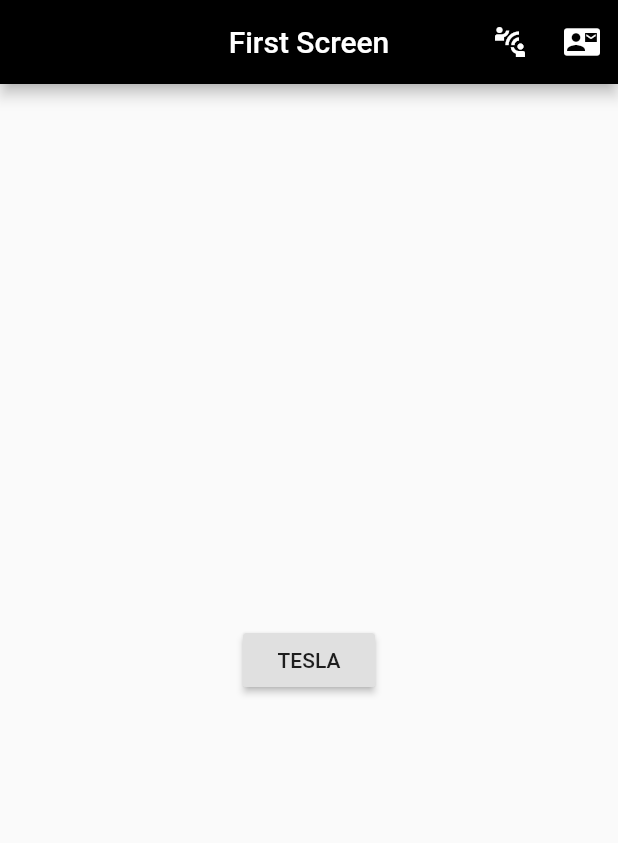
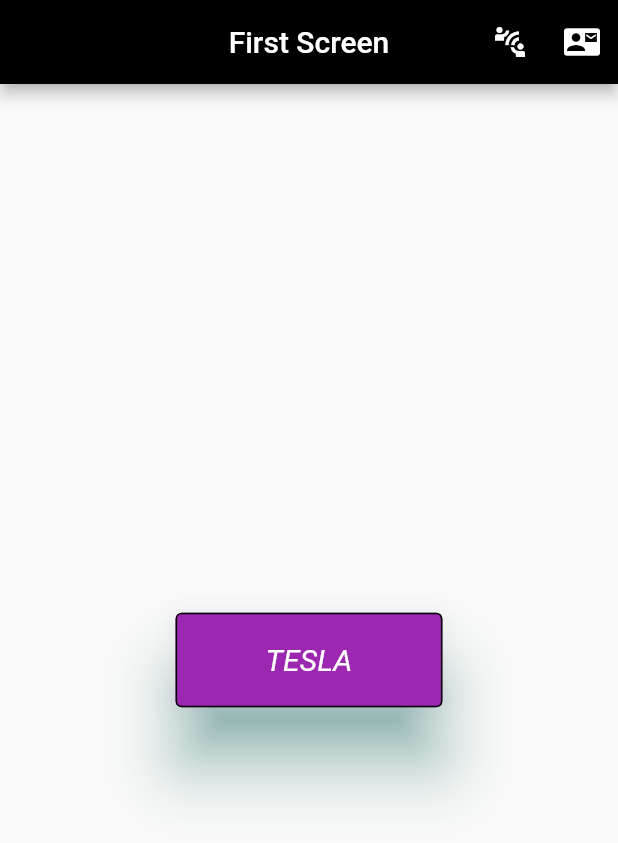
Before and after one commit to ruby-angelica-davila-avila/Nav-rutastesla, a Flutter app: the screen it shows after launch, on a phone screen of 412 x 824 dp. Shown: the top 843 px of the screen. Run offline on Flutter 3.47's test engine with Material 2 defaults, Android fonts, the phone set to English and light mode, and no system bars; Roboto replaces fonts that are missing (alex).

```diff
--- a/lib/pagina1.dart
+++ b/lib/pagina1.dart
@@ -24,8 +24,22 @@ class Pantalla1 extends StatelessWidget {
           backgroundColor: Colors.black,
         ),
         body: Center(
-          child: RaisedButton(
+          child: ElevatedButton(
             child: Text('TESLA'),
+            style: ElevatedButton.styleFrom(
+                onPrimary: Colors.white,
+                primary: Colors.purple,
+                onSurface: Colors.grey,
+                side: BorderSide(color: Colors.black, width: 1),
+                elevation: 20,
+                minimumSize: Size(150, 50),
+                shadowColor: Colors.teal,
+                padding: EdgeInsets.symmetric(vertical: 20, horizontal: 60),
+                textStyle: TextStyle(
+                  fontSize: 20,
+                  fontStyle: FontStyle.italic,
+                  fontFamily: "alex",
+                )),
             onPressed: () {
               // Navega a la segunda pantalla usando una ruta con nombre
               Navigator.pushNamed(context, '/segunda');
```
Also changed, not shown: 1 other file.
